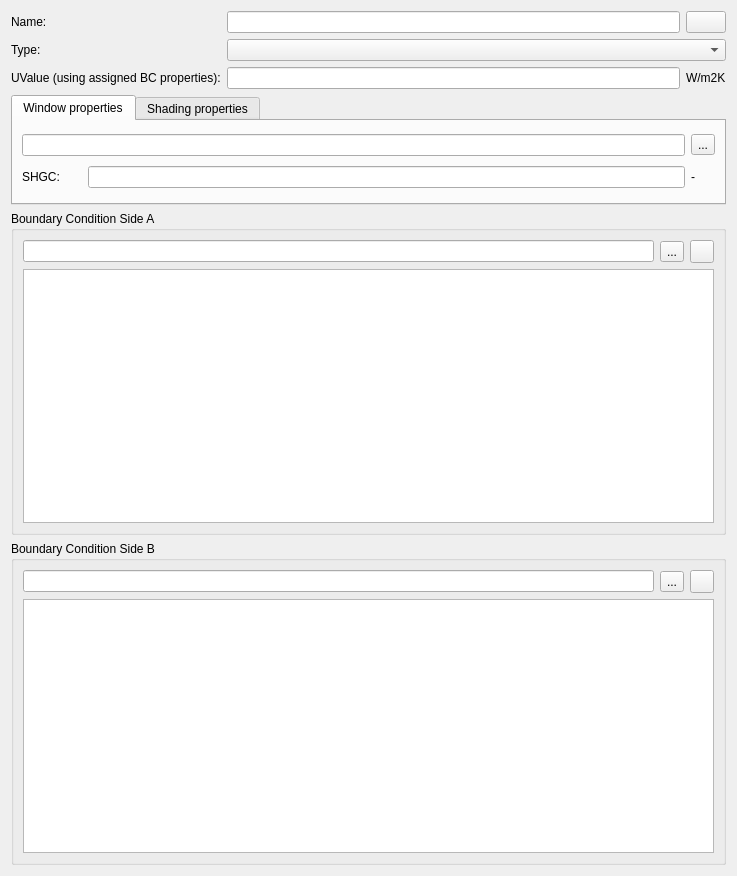
The window that SIM-VICUS/src/SVDBSubSurfaceComponentEditWidget.ui (ghorwin/SIM-VICUS) describes before a commit, drawn with Qt 5.
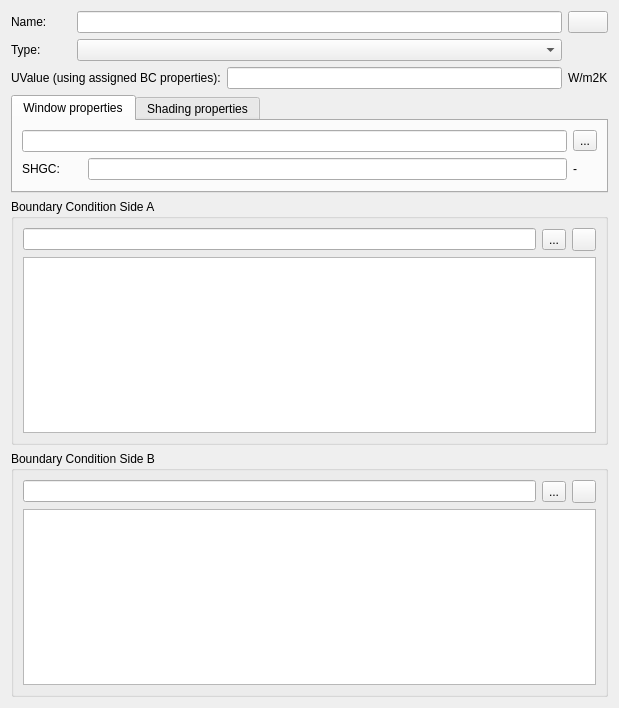
The same window after the commit. The open tabs and pages were chosen to show the change. Icons and pictures are not drawn. Custom widgets are drawn as their Qt base class.

Commit message: DB Dialog Layout verbessern (fixes #607)

Patch:
```diff
--- a/SIM-VICUS/src/SVDBSubSurfaceComponentEditWidget.ui
+++ b/SIM-VICUS/src/SVDBSubSurfaceComponentEditWidget.ui
@@ -6,8 +6,8 @@
    <rect>
     <x>0</x>
     <y>0</y>
-    <width>737</width>
-    <height>876</height>
+    <width>619</width>
+    <height>708</height>
    </rect>
   </property>
   <property name="windowTitle">
@@ -16,8 +16,8 @@
   <layout class="QVBoxLayout" name="masterLayout">
    <item>
     <layout class="QGridLayout" name="gridLayout">
-     <item row="2" column="0">
-      <widget class="QLabel" name="labelDisplayName_2">
+     <item row="0" column="0">
+      <widget class="QLabel" name="labelDisplayName">
        <property name="minimumSize">
         <size>
          <width>60</width>
@@ -25,7 +25,20 @@
         </size>
        </property>
        <property name="text">
-        <string>UValue (using assigned BC properties):</string>
+        <string>Name:</string>
+       </property>
+      </widget>
+     </item>
+     <item row="0" column="1">
+      <widget class="QtExt::LanguageStringEditWidget1" name="lineEditName"/>
+     </item>
+     <item row="0" column="2">
+      <widget class="QtExt::ColorButton" name="pushButtonColor">
+       <property name="sizePolicy">
+        <sizepolicy hsizetype="Fixed" vsizetype="Fixed">
+         <horstretch>0</horstretch>
+         <verstretch>0</verstretch>
+        </sizepolicy>
        </property>
       </widget>
      </item>
@@ -36,20 +49,7 @@
        </property>
       </widget>
      </item>
-     <item row="0" column="3">
-      <widget class="QtExt::ColorButton" name="pushButtonColor">
-       <property name="sizePolicy">
-        <sizepolicy hsizetype="Fixed" vsizetype="Fixed">
-         <horstretch>0</horstretch>
-         <verstretch>0</verstretch>
-        </sizepolicy>
-       </property>
-      </widget>
-     </item>
-     <item row="0" column="2">
-      <widget class="QtExt::LanguageStringEditWidget1" name="lineEditName"/>
-     </item>
-     <item row="1" column="2" colspan="2">
+     <item row="1" column="1">
       <widget class="QComboBox" name="comboBoxSubSurfaceType">
        <property name="sizePolicy">
         <sizepolicy hsizetype="Expanding" vsizetype="Fixed">
@@ -59,14 +59,24 @@
        </property>
       </widget>
      </item>
-     <item row="2" column="3">
-      <widget class="QLabel" name="labelDisplayName_3">
+    </layout>
+   </item>
+   <item>
+    <layout class="QHBoxLayout" name="horizontalLayout">
+     <item>
+      <widget class="QLabel" name="labelDisplayName_2">
+       <property name="minimumSize">
+        <size>
+         <width>60</width>
+         <height>0</height>
+        </size>
+       </property>
        <property name="text">
-        <string>W/m2K</string>
+        <string>UValue (using assigned BC properties):</string>
        </property>
       </widget>
      </item>
-     <item row="2" column="2">
+     <item>
       <widget class="QLineEdit" name="lineEditUValue">
        <property name="toolTip">
         <string>U-value is being calculated using the heat conduction values from the assigned boundary conditions.</string>
@@ -76,16 +86,10 @@
        </property>
       </widget>
      </item>
-     <item row="0" column="0">
-      <widget class="QLabel" name="labelDisplayName">
-       <property name="minimumSize">
-        <size>
-         <width>60</width>
-         <height>0</height>
-        </size>
-       </property>
+     <item>
+      <widget class="QLabel" name="labelDisplayName_3">
        <property name="text">
-        <string>Name:</string>
+        <string>W/m2K</string>
        </property>
       </widget>
      </item>
@@ -100,7 +104,7 @@
       </sizepolicy>
      </property>
      <property name="currentIndex">
-      <number>1</number>
+      <number>0</number>
      </property>
      <widget class="QWidget" name="tabWindow">
       <attribute name="title">
@@ -277,6 +281,11 @@
    <header location="global">QtExt_LanguageStringEditWidget1.h</header>
    <container>1</container>
   </customwidget>
+  <customwidget>
+   <class>QtExt::ColorButton</class>
+   <extends>QPushButton</extends>
+   <header location="global">QtExt_ColorButton.h</header>
+  </customwidget>
   <customwidget>
    <class>QtExt::ValidatingLineEdit</class>
    <extends>QLineEdit</extends>
@@ -285,11 +294,6 @@
     <signal>editingFinishedSuccessfully()</signal>
    </slots>
   </customwidget>
-  <customwidget>
-   <class>QtExt::ColorButton</class>
-   <extends>QPushButton</extends>
-   <header location="global">QtExt_ColorButton.h</header>
-  </customwidget>
  </customwidgets>
  <resources>
   <include location="../resources/SIM-VICUS.qrc"/>
```
The commit also changes 1 other file.
